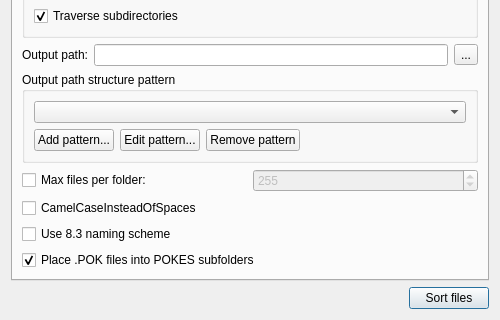
Old version of the form ui/SorterLauncher.ui in the repository ladyeklipse/ZX-Pokemaster; both pictures show x 0 to 500 and y 230 to 550 of the 500 by 550 pixel window.
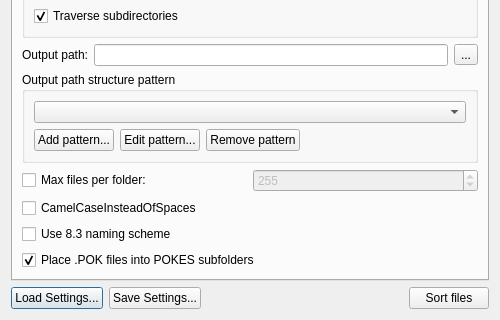
New version of the form. Icons and pictures are not drawn.

```diff
--- a/ui/SorterLauncher.ui
+++ b/ui/SorterLauncher.ui
@@ -56,6 +56,20 @@
    </property>
    <item row="1" column="0">
     <layout class="QHBoxLayout" name="horizontalLayout">
+     <item>
+      <widget class="QPushButton" name="btnLoadSettings">
+       <property name="text">
+        <string>Load Settings...</string>
+       </property>
+      </widget>
+     </item>
+     <item>
+      <widget class="QPushButton" name="btnSaveSettings">
+       <property name="text">
+        <string>Save Settings...</string>
+       </property>
+      </widget>
+     </item>
      <item>
       <spacer name="horizontalSpacer_2">
        <property name="orientation">
```
